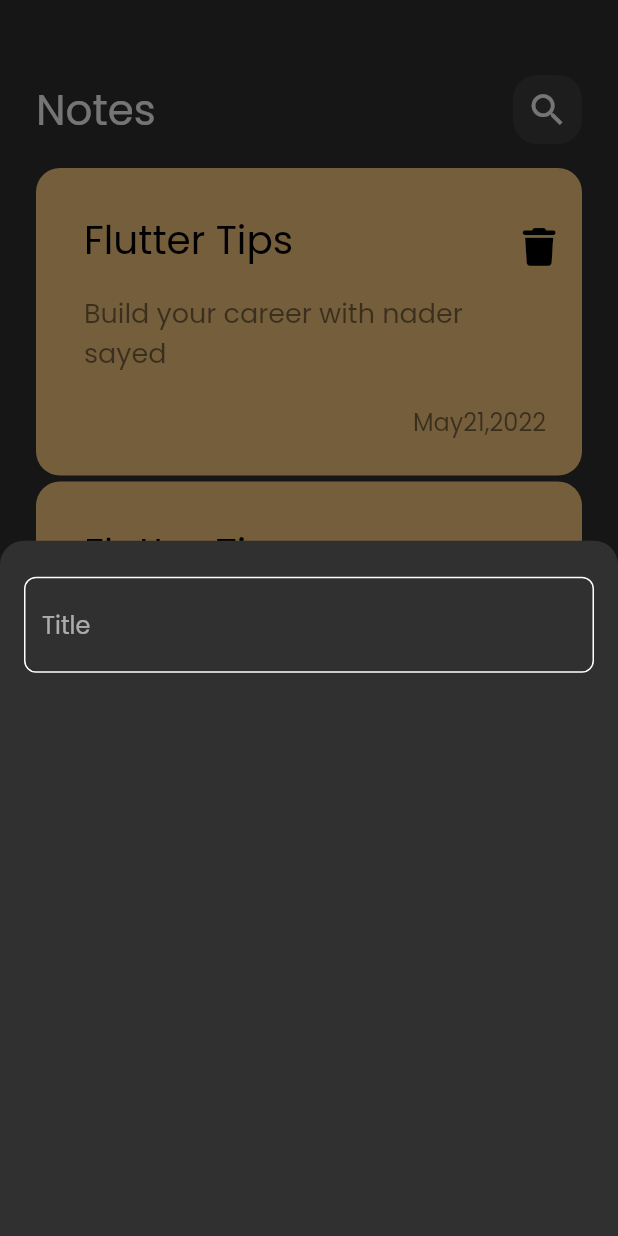
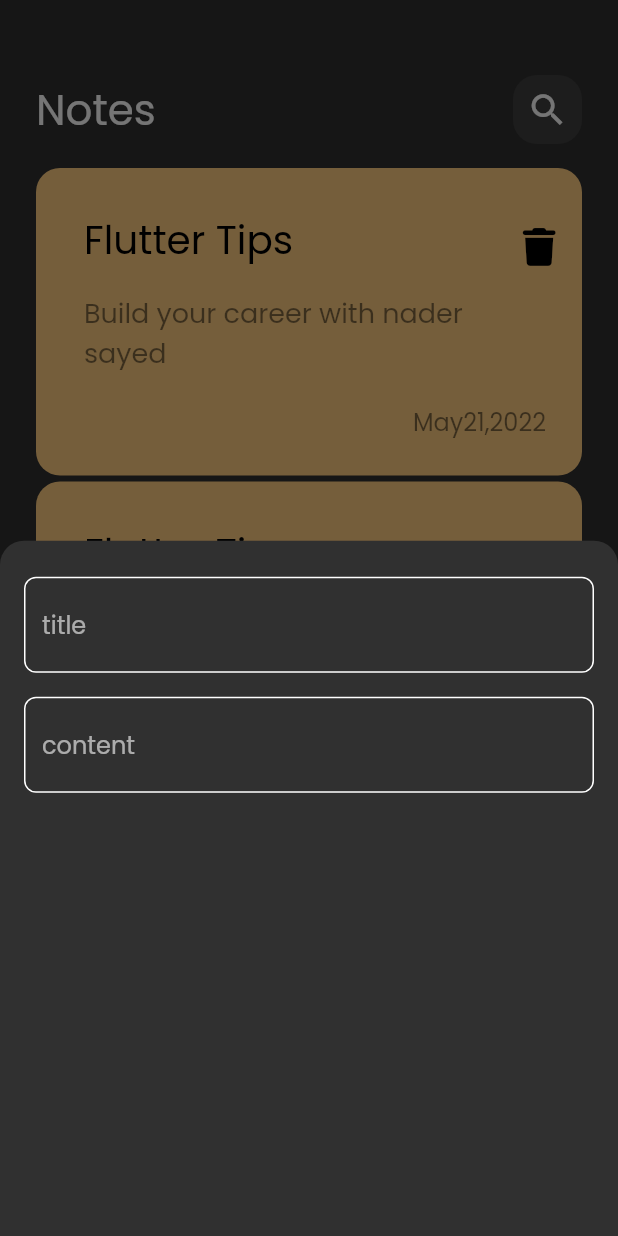
Before and after one commit to Nadersaye/notes_app, a Flutter app: the screen it shows after launch, after a tap on the "add" icon, on a phone screen of 412 x 824 dp. Run offline on Flutter 3.47's test engine with Material 2 defaults, Android fonts, the phone set to English and light mode, and no system bars; our stand-ins replace font_awesome_flutter.

Commit message:
add fields to notes modal bottom sheet

```diff
--- a/lib/features/notes feature/presentation/views/widgets/add_note_bottomsheet.dart
+++ b/lib/features/notes feature/presentation/views/widgets/add_note_bottomsheet.dart
@@ -15,8 +15,15 @@ class AddNoteBottomSheet extends StatelessWidget {
             height: 24,
           ),
           CustomNoteTextFormfield(
-            hint: 'Title',
-          )
+            hint: 'title',
+          ),
+          SizedBox(
+            height: 16,
+          ),
+          CustomNoteTextFormfield(
+            hint: 'content',
+            maxLines: 10,
+          ),
         ],
       ),
     );
--- a/lib/features/notes feature/presentation/views/widgets/custom_note_textformfield.dart
+++ b/lib/features/notes feature/presentation/views/widgets/custom_note_textformfield.dart
@@ -1,8 +1,10 @@
 import 'package:flutter/material.dart';
 
 class CustomNoteTextFormfield extends StatelessWidget {
-  const CustomNoteTextFormfield({super.key, required this.hint});
+  const CustomNoteTextFormfield(
+      {super.key, required this.hint, this.maxLines = 1});
   final String hint;
+  final int maxLines;
   @override
   Widget build(BuildContext context) {
     return TextFormField(
```
